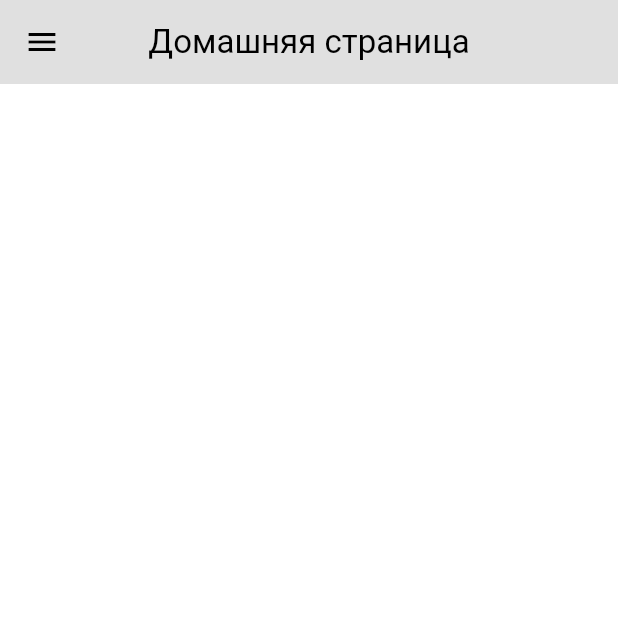
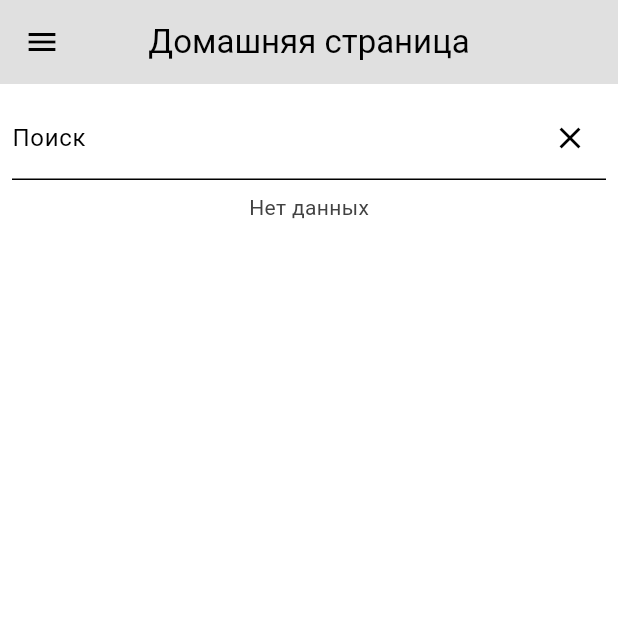
Before and after one commit to ErikBagaev1/travel_app, a Flutter app: the screen it shows once a user with an empty profile is signed in, on a phone screen of 412 x 824 dp, the top half of it. Run offline on Flutter 3.47's test engine with Material 3 defaults, Android fonts, the light colour scheme and no system bars; our stand-ins replace cloud_firestore, firebase_auth, firebase_core; accounts and stored records are empty; network calls fail.

Commit message:
поиск по пользователям

```diff
--- a/lib/pages/home_page.dart
+++ b/lib/pages/home_page.dart
@@ -1,11 +1,21 @@
+import 'package:cloud_firestore/cloud_firestore.dart';
 import 'package:flutter/material.dart';
 import 'package:provider/provider.dart';
 import 'package:social_network/components/my_drawer.dart';
 import 'package:social_network/provider/hotels_provider.dart';
+import 'package:social_network/provider/user_data_provider.dart';
 
-class HomePage extends StatelessWidget {
-  const HomePage({super.key});
+class HomePage extends StatefulWidget {
+  const HomePage({Key? key}) : super(key: key);
 
+  @override
+  State<HomePage> createState() => _HomePageState();
+}
+
+TextEditingController searchController = TextEditingController();
+String searchQuery = '';
+
+class _HomePageState extends State<HomePage> {
   @override
   Widget build(BuildContext context) {
     final arrayHotelProvider =
@@ -19,6 +29,95 @@ class HomePage extends StatelessWidget {
         title: const Text('Домашняя страница'),
       ),
       drawer: const MyDrawer(),
+      body: Column(
+        children: [
+          Padding(
+            padding: const EdgeInsets.all(8.0),
+            child: TextField(
+              controller: searchController,
+              decoration: InputDecoration(
+                focusColor: Colors.black,
+                labelText: 'Поиск',
+                labelStyle: const TextStyle(color: Colors.black),
+                suffixIcon: IconButton(
+                  icon: const Icon(Icons.clear),
+                  onPressed: () {
+                    setState(() {
+                      searchController.clear();
+                      searchQuery = '';
+                    });
+                  },
+                ),
+              ),
+              onChanged: (value) {
+                setState(() {
+                  searchQuery = value;
+                });
+              },
+            ),
+          ),
+          Expanded(
+            child: StreamBuilder<QuerySnapshot<Map<String, dynamic>>>(
+              stream: UserDataProvider().getUsersStream(),
+              builder: (context, snapshot) {
+                if (snapshot.connectionState == ConnectionState.waiting) {
+                  return const Center(child: CircularProgressIndicator());
+                }
+                if (snapshot.hasError) {
+                  return Text('Ошибка: ${snapshot.error}');
+                }
+                if (!snapshot.hasData || snapshot.data!.docs.isEmpty) {
+                  return const Text('Нет данных');
+                }
+                final List<DocumentSnapshot<Map<String, dynamic>>>
+                    filteredUsers = snapshot.data!.docs.where((doc) {
+                  final data = doc.data(); // Получаем данные документа
+                  final String? firstName = data['firstName']
+                      as String?; // Безопасная навигация по данным
+                  final String? email = data['email']
+                      as String?; // Безопасная навигация по данным
+                  final String? passport = data['numberPassport']
+                      as String?; // Безопасная навигация по данным
+                  // Проверяем, содержится ли искомый текст в имени, email или passport пользователя
+                  return firstName != null &&
+                          firstName
+                              .toLowerCase()
+                              .contains(searchQuery.toLowerCase()) ||
+                      email != null &&
+                          email
+                              .toLowerCase()
+                              .contains(searchQuery.toLowerCase()) ||
+                      passport != null &&
+                          passport
+                              .toLowerCase()
+                              .contains(searchQuery.toLowerCase());
+                }).toList();
+                return ListView.builder(
+                  itemCount: filteredUsers.length,
+                  itemBuilder: (context, index) {
+                    final user = filteredUsers[index]
+                        .data()!; // Получаем данные пользователя
+                    return ListTile(
+                      title: Text(user['firstName'] ??
+                          ''), // Используем пустую строку вместо null
+                      subtitle: Text(
+                          "паспорт: ${user['numberPassport'] ?? ''}"), // Используем пустую строку вместо null
+                      leading: SizedBox(
+                        width: 180,
+                        child: Text(
+                          user['email'] ?? '',
+                          style: const TextStyle(fontSize: 15),
+                        ),
+                      ), // Используем пустую строку вместо null
+                      // Добавьте другие поля пользователя по вашему выбору
+                    );
+                  },
+                );
+              },
+            ),
+          ),
+        ],
+      ),
     );
   }
 }
--- a/lib/provider/user_data_provider.dart
+++ b/lib/provider/user_data_provider.dart
@@ -15,6 +15,10 @@ class UserDataProvider extends ChangeNotifier {
   void setUserData(Map<String, dynamic>? userData) {
     _userData = userData;
     notifyListeners();
+  }
+
+  Stream<QuerySnapshot<Map<String, dynamic>>> getUsersStream() {
+    return FirebaseFirestore.instance.collection('Users').snapshots();
   }
 
   User? currentUser;
```
